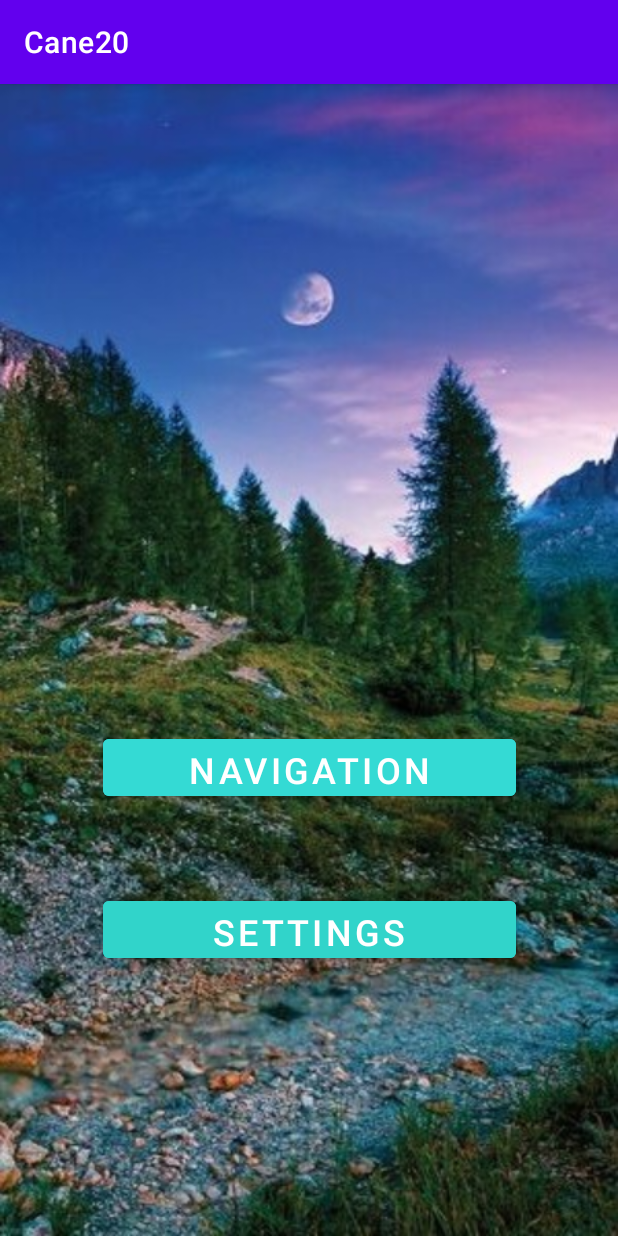
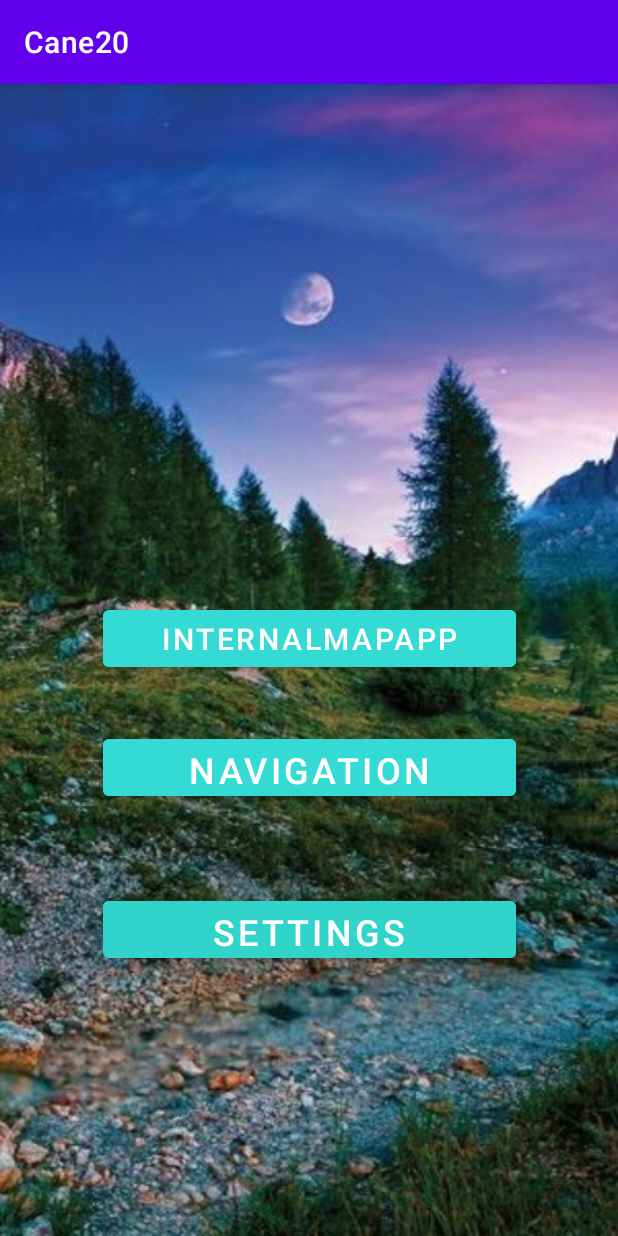
Before and after one commit to RomanThinks/Smart-White-Cane-Project, an Android app: the screen it shows after launch (MainActivity), on a phone screen of 412 x 824 dp. Run offline under Robolectric (Android 15) with nearby library versions, the phone set to English and light mode, and no system bars.

Commit message:
added internal map with the previous version still present

```diff
--- a/app/src/main/AndroidManifest.xml
+++ b/app/src/main/AndroidManifest.xml
@@ -32,6 +32,10 @@
         <meta-data
             android:name="com.google.android.gms.version"
             android:value="@integer/google_play_services_version" />
+
+        <activity
+            android:name=".InternalMapActivity"
+            android:label="Navigation" />
 
         <activity
             android:name=".BluetoothActivity"
--- a/app/src/main/java/com/example/cane20/MainActivity.kt
+++ b/app/src/main/java/com/example/cane20/MainActivity.kt
@@ -22,9 +22,15 @@ class MainActivity : AppCompatActivity() {
             startActivity(intent)*/
         }
 
-        val button = findViewById<Button>(R.id.button2) //Home button
-        button.setOnClickListener{
+        val button2 = findViewById<Button>(R.id.button2) //Home button
+        button2.setOnClickListener{
             val intent = Intent(this, ActivitySet::class.java)  //when button 'settings' pressed, sent to Activity set Page
+            startActivity(intent)
+        }
+
+        val button1 = findViewById<Button>(R.id.button1)
+        button1.setOnClickListener{
+            val intent = Intent(this, InternalMapActivity::class.java) //Internal Map activity
             startActivity(intent)
         }
 
--- a/app/src/main/res/layout/activity_main.xml
+++ b/app/src/main/res/layout/activity_main.xml
@@ -5,7 +5,6 @@
     android:layout_width="match_parent"
     android:layout_height="match_parent"
     tools:context=".MainActivity">
-
 
     <ImageView
         android:id="@+id/imageView"
@@ -34,6 +33,19 @@
         app:layout_constraintVertical_bias="0.6" />
 
     <Button
+        android:id="@+id/button1"
+        android:layout_width="275dp"
+        android:layout_height="50dp"
+        android:backgroundTint="#34DAD4"
+        android:text="InternalMapApp"
+        android:textSize="20sp"
+        app:layout_constraintBottom_toBottomOf="parent"
+        app:layout_constraintEnd_toEndOf="parent"
+        app:layout_constraintStart_toStartOf="parent"
+        app:layout_constraintTop_toTopOf="parent"
+        app:layout_constraintVertical_bias="0.48" />
+
+    <Button
         android:id="@+id/button2"
         android:layout_width="275dp"
         android:layout_height="50dp"
--- a/build.gradle
+++ b/build.gradle
@@ -16,6 +16,7 @@ buildscript {
 
 plugins {
     id 'org.jetbrains.kotlin.jvm' version '1.5.0-M1'
+    id 'com.google.secrets_gradle_plugin' version '0.5' //for maps
 }
 allprojects {
     repositories {
@@ -38,6 +39,7 @@ repositories {
 }
 dependencies {
     implementation "org.jetbrains.kotlin:kotlin-stdlib-jdk8"
+    implementation 'com.google.android.gms:play-services-maps:17.0.0'
 }
 compileKotlin {
     kotlinOptions {
```
Also changed, not shown: app/src/main/java/com/example/cane20/InternalMapActivity.kt (added, +51 -0 lines), app/src/main/res/layout/internal_map.xml (added, +74 -0 lines), 1 other file.
